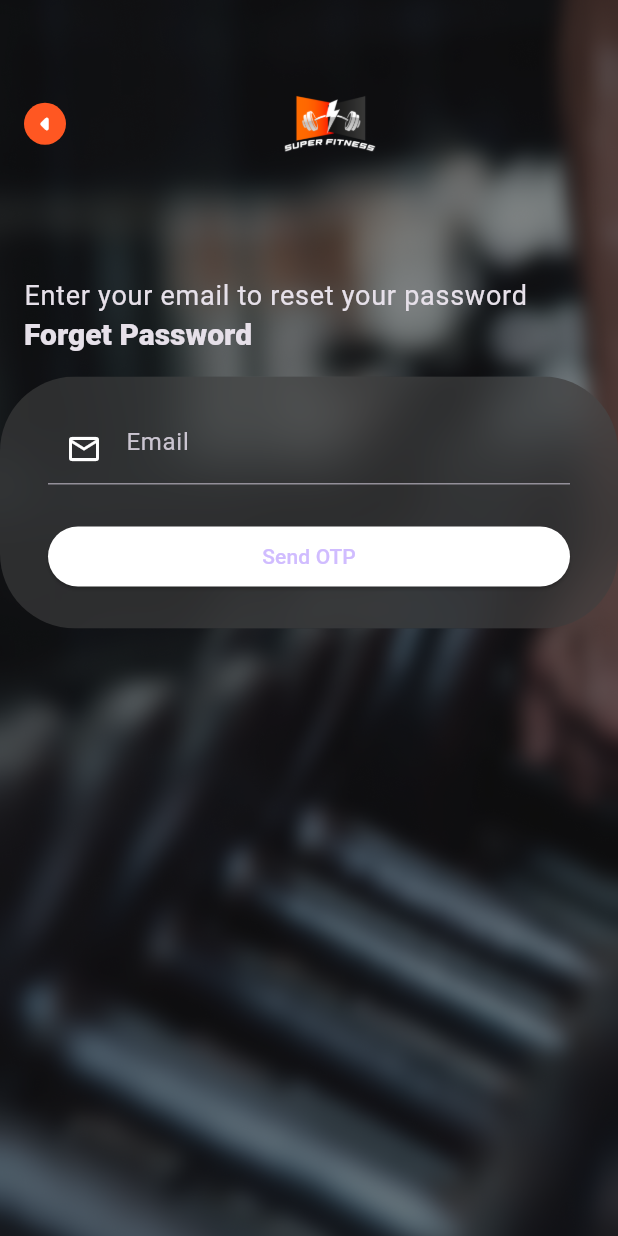
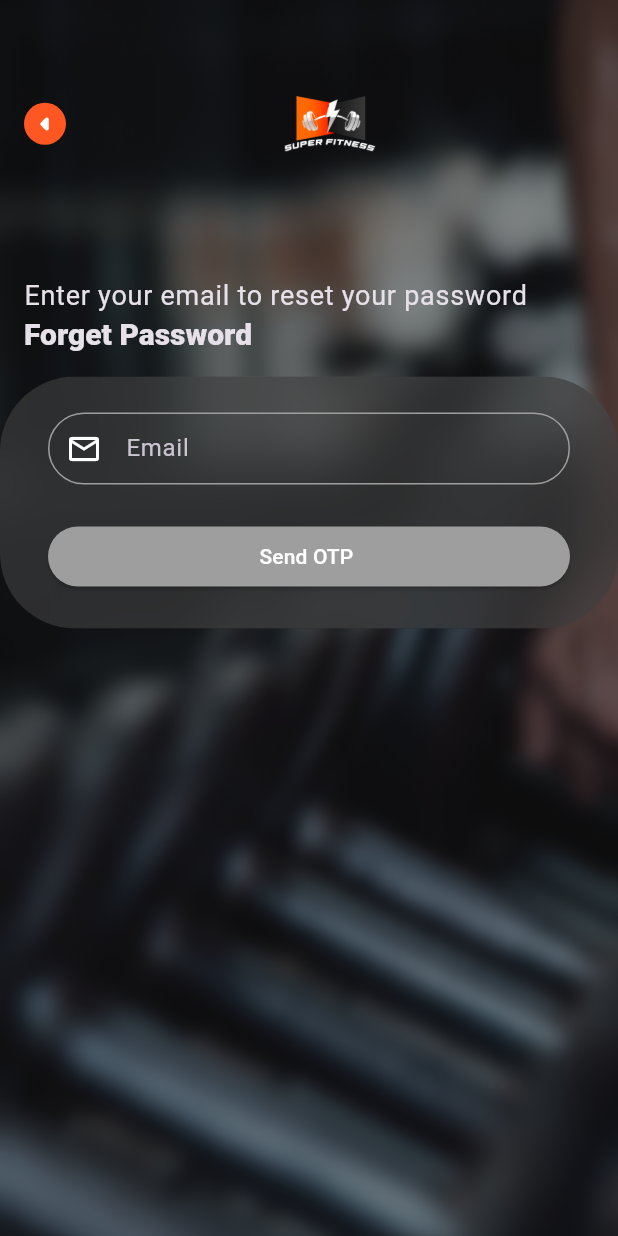
Before and after one commit to MarwanElsokary/fitness_app, a Flutter app: the screen it shows after launch, on a phone screen of 412 x 824 dp. Run offline on Flutter 3.47's test engine with Material 3 defaults, Android fonts, the phone set to English and light mode, and no system bars; our stand-ins replace animated_text_kit, bloc, dio, equatable, flutter_bloc, flutter_screenutil and 7 more; generated files the repository leaves out were written again.

Commit message:
feat: add forget password logic

```diff
--- a/lib/core/utils/components/app_text_form_feild.dart
+++ b/lib/core/utils/components/app_text_form_feild.dart
@@ -18,6 +18,7 @@ class AppTextFormField extends StatefulWidget {
   final String? Function(String?)? validator;
   final bool initialObscureText;
   final TextInputType? keyboardType;
+  final Widget? prefIcon;
 
   const AppTextFormField({
     super.key,
@@ -36,6 +37,7 @@ class AppTextFormField extends StatefulWidget {
     this.controller,
     this.validator,
     this.keyboardType,
+    this.prefIcon,
   });
 
   @override
@@ -58,6 +60,7 @@ class _AppTextFormFieldState extends State<AppTextFormField> {
       controller: widget.controller,
       keyboardType: widget.keyboardType ?? TextInputType.text,
       decoration: InputDecoration(
+        prefixIcon: widget.prefIcon,
         labelText: widget.labelText,
         hintText: widget.hintText,
         hintStyle:
--- a/lib/features/auth/presentation/forget_password/view/widgets/forget_password_form.dart
+++ b/lib/features/auth/presentation/forget_password/view/widgets/forget_password_form.dart
@@ -24,11 +24,33 @@ class ForgetPasswordForm extends StatelessWidget {
             children: [
               TextFormField(
                 controller: viewModel.emailController,
+
                 validator: (value) =>
                     viewModel.validator.validateEmail(value ?? ''),
                 decoration: InputDecoration(
                   hintText: "Email",
                   prefixIcon: Icon(Icons.email_outlined, color: Colors.white),
+
+                  contentPadding: EdgeInsets.symmetric(
+                    horizontal: 10,
+                    vertical: 8,
+                  ),
+                  border: OutlineInputBorder(
+                    borderSide: BorderSide(color: Colors.grey),
+                    borderRadius: BorderRadius.circular(33.0),
+                  ),
+                  enabledBorder: OutlineInputBorder(
+                    borderSide: BorderSide(color: Colors.grey),
+                    borderRadius: BorderRadius.circular(33.0),
+                  ),
+                  focusedBorder: OutlineInputBorder(
+                    borderSide: BorderSide(color: Colors.grey),
+                    borderRadius: BorderRadius.circular(33.0),
+                  ),
+                  errorBorder: OutlineInputBorder(
+                    borderSide: BorderSide(color: Colors.red),
+                    borderRadius: BorderRadius.circular(12.0),
+                  ),
                 ),
               ),
               const SizedBox(height: 24.0),
@@ -47,7 +69,7 @@ class ForgetPasswordForm extends StatelessWidget {
                     style: ElevatedButton.styleFrom(
                       backgroundColor: state.isValid == true
                           ? Colors.deepOrange
-                          : Colors.white,
+                          : Colors.grey,
                     ),
                     child: state.baseState is BaseLoadingState
                         ? const SizedBox(
@@ -59,7 +81,10 @@ class ForgetPasswordForm extends StatelessWidget {
                               ),
                             ),
                           )
-                        : Text("Send OTP"),
+                        : Text(
+                            "Send OTP ",
+                            style: TextStyle(color: Colors.white),
+                          ),
                   );
                 },
               ),
--- a/lib/features/auth/presentation/otp_verification/view/otp_verification_screen.dart
+++ b/lib/features/auth/presentation/otp_verification/view/otp_verification_screen.dart
@@ -56,7 +56,7 @@ class _OtpVerificationScreenState extends State<OtpVerificationScreen> {
             ScaffoldMessenger.of(context).showSnackBar(
               SnackBar(
                 backgroundColor: Colors.deepOrange,
-                content: Text("Otp Verification Successfully"),
+                content: Text((state.baseState as BaseErrorState).errorMessage),
               ),
             );
           }
--- a/lib/features/auth/presentation/otp_verification/view/widgets/otp_verification_body.dart
+++ b/lib/features/auth/presentation/otp_verification/view/widgets/otp_verification_body.dart
@@ -9,6 +9,7 @@ class OtpVerificationBody extends StatelessWidget {
   @override
   Widget build(BuildContext context) {
     return SharedAuthLayout(
+      setBackButton: false,
       title: "OTP Verification",
       subtitle: "Enter the OTP sent to your email",
       child: const OtpVerificationForm(),
--- a/lib/features/auth/presentation/reset_password/view/reset_password_body.dart
+++ b/lib/features/auth/presentation/reset_password/view/reset_password_body.dart
@@ -8,6 +8,7 @@ class ResetPasswordBody extends StatelessWidget {
   @override
   Widget build(BuildContext context) {
     return SharedAuthLayout(
+      setBackButton: false,
       title: "Make sure it's 8 or more characters",
       subtitle: "create a new password",
       reverseOrder: true,
--- a/lib/features/auth/presentation/reset_password/view/reset_password_screen.dart
+++ b/lib/features/auth/presentation/reset_password/view/reset_password_screen.dart
@@ -51,7 +51,7 @@ class _ResetPasswordScreenState extends State<ResetPasswordScreen> {
             ScaffoldMessenger.of(context).showSnackBar(
               SnackBar(
                 backgroundColor: Colors.deepOrange,
-                content: Text("Reset Password Successfully"),
+                content: Text((state.baseState as BaseErrorState).errorMessage),
               ),
             );
           }
```
Also changed, not shown: lib/features/auth/data/repos_impl/auth_repo_impl.dart (+10 -2 lines).
